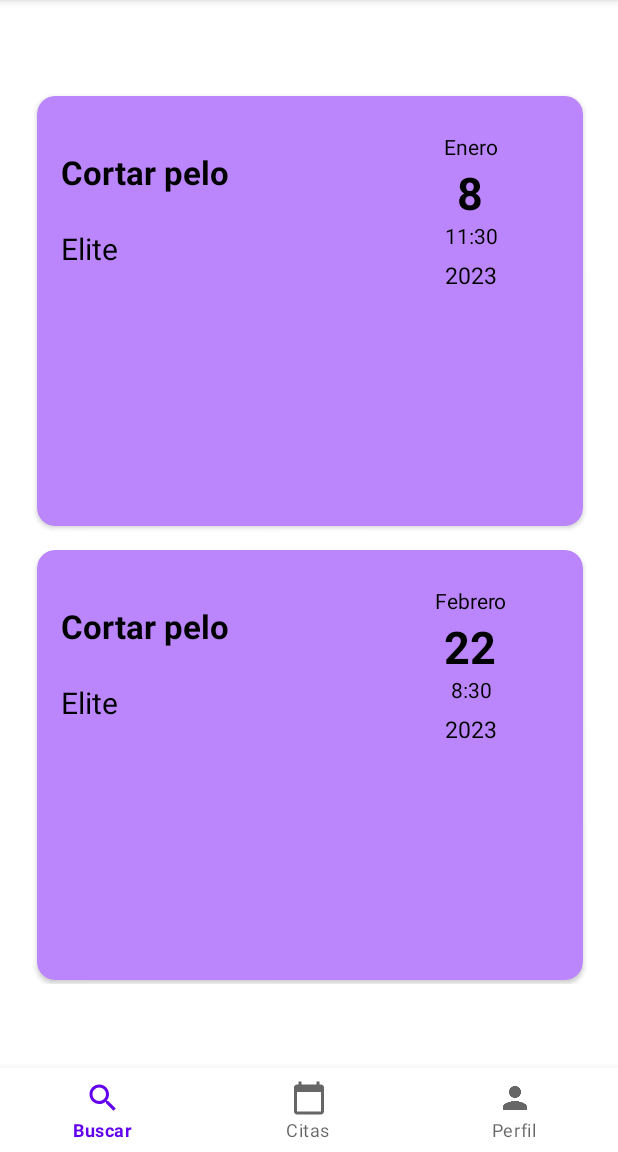
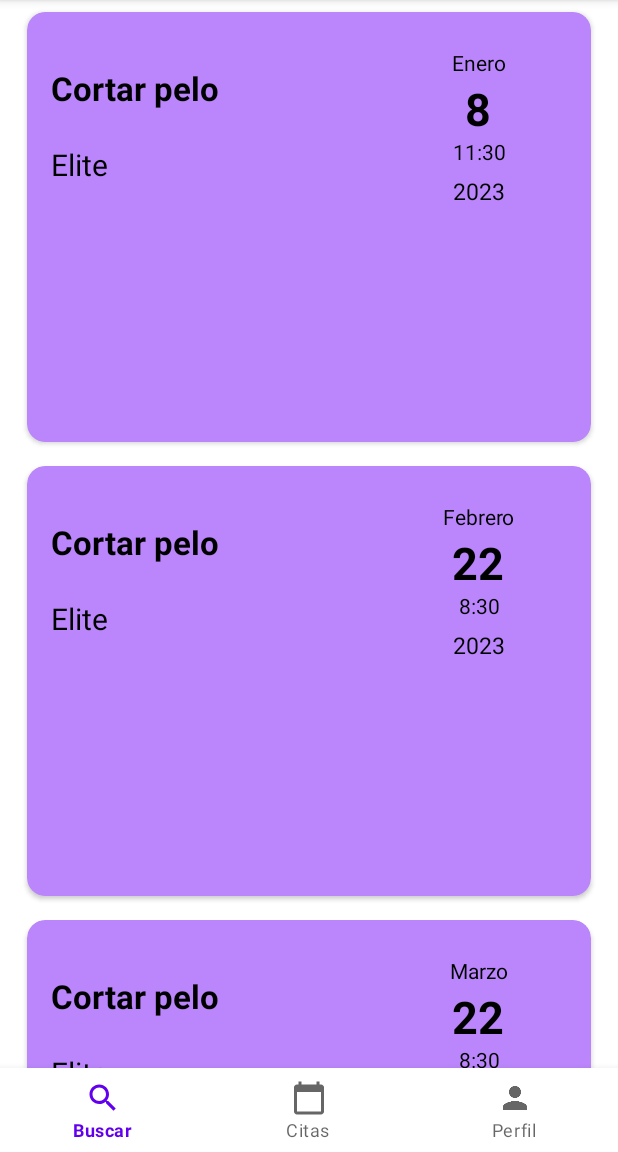
Before and after one commit to BorjaMontoro/ProyectoFinalApp, an Android app: the fragment DatesCompletedClientFragment placed in its activity, on a phone screen of 412 x 824 dp, the part 84-1236 px from its top. Run offline under Robolectric (Android 15) with nearby library versions, the phone set to English and light mode, and no system bars.

Commit message:
Arreglado problema vista citas cliente

```diff
--- a/app/src/main/java/com/example/proyectofinal/DatesPendingClientFragment.java
+++ b/app/src/main/java/com/example/proyectofinal/DatesPendingClientFragment.java
@@ -77,7 +77,7 @@ public class DatesPendingClientFragment extends Fragment {
         citas.add(new DateClient("Cortar pelo","Elite","Noviembre","22","8:30", "2023"));
 
         citas.add(new DateClient("Cortar pelo","Elite","Noviembre","22","8:30", "2023"));
-        citas.add(new DateClient("Cortar pelo","Elite","Noviembre","22","8:30", "2023"));
+        citas.add(new DateClient("Cortar pelo","Elite","Noviembre","23","8:30", "2023"));
 
 
         dateClientAdapter = new DateClientAdapter(getContext(), citas);
--- a/app/src/main/res/layout/fragment_dates_completed_client.xml
+++ b/app/src/main/res/layout/fragment_dates_completed_client.xml
@@ -14,15 +14,15 @@
 
         <androidx.recyclerview.widget.RecyclerView
             android:id="@+id/recycler_view"
-            android:layout_width="380dp"
-            android:layout_height="600dp"
+            android:layout_width="0dp"
+            android:layout_height="0dp"
             android:layout_marginStart="10dp"
             android:layout_marginEnd="10dp"
             app:layout_constraintBottom_toBottomOf="parent"
             app:layout_constraintEnd_toEndOf="parent"
-            app:layout_constraintHorizontal_bias="0.538"
             app:layout_constraintStart_toStartOf="parent"
-            app:layout_constraintTop_toTopOf="parent" />
+            app:layout_constraintTop_toTopOf="parent"
+            app:layout_constraintVertical_bias="0.0" />
 
     </androidx.constraintlayout.widget.ConstraintLayout>
 </FrameLayout>
--- a/app/src/main/res/layout/fragment_dates_pending_client.xml
+++ b/app/src/main/res/layout/fragment_dates_pending_client.xml
@@ -14,8 +14,8 @@
 
         <androidx.recyclerview.widget.RecyclerView
             android:id="@+id/recycler_view"
-            android:layout_width="380dp"
-            android:layout_height="600dp"
+            android:layout_width="0dp"
+            android:layout_height="0dp"
             android:layout_marginStart="10dp"
             android:layout_marginEnd="10dp"
             app:layout_constraintBottom_toBottomOf="parent"
```
